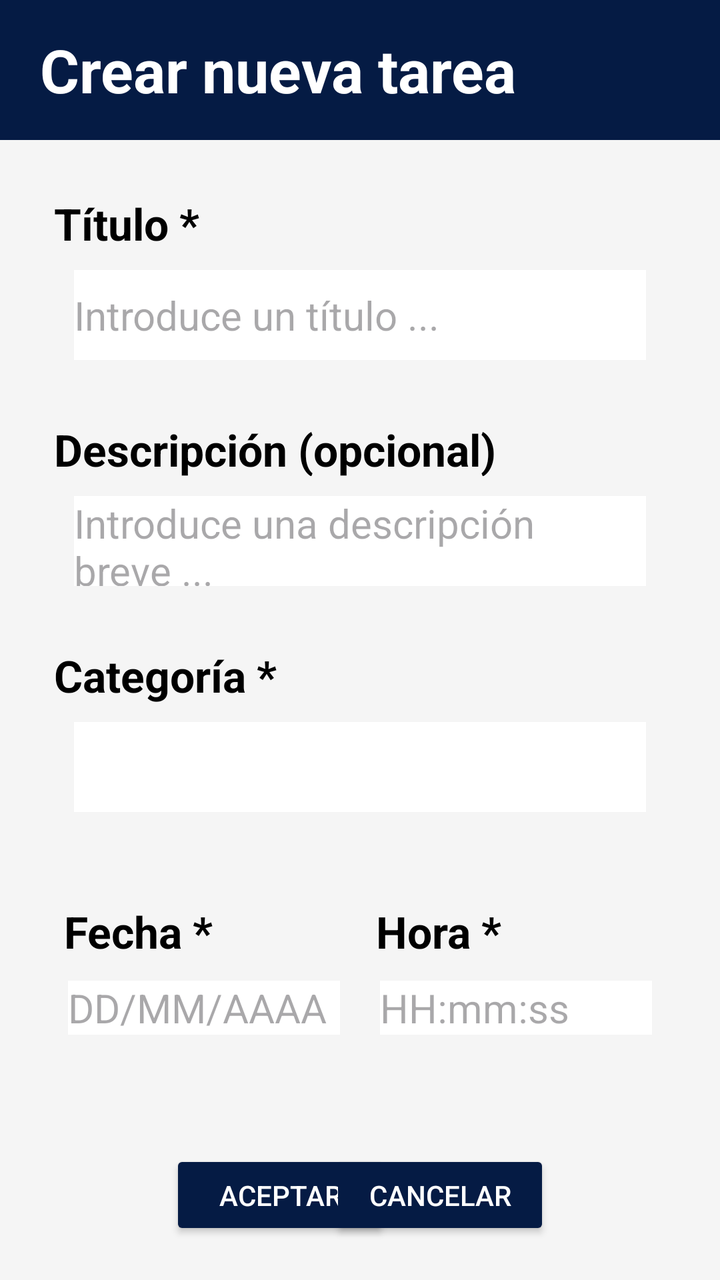
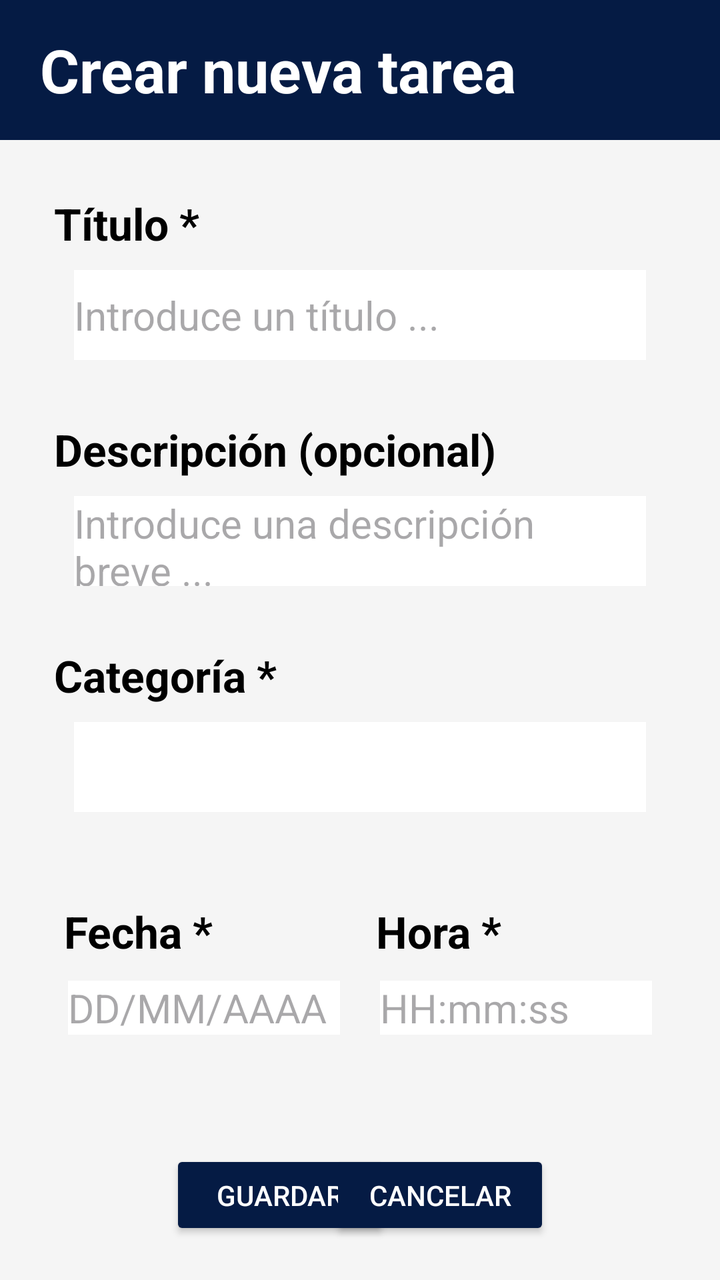

The first picture is an Android layout as it rendered before a commit; the second is the same layout after the commit. The layout source and the unified diff follow.
<!-- AndroidManifest.xml: application theme Theme.ToDoAgenda -->
<!-- res/layout/second_activity.xml -->
<?xml version="1.0" encoding="utf-8"?>
<androidx.constraintlayout.widget.ConstraintLayout xmlns:android="http://schemas.android.com/apk/res/android"
    xmlns:app="http://schemas.android.com/apk/res-auto"
    xmlns:tools="http://schemas.android.com/tools"
    android:id="@+id/contenedor_principal"
    android:layout_width="match_parent"
    android:layout_height="match_parent"
    android:background="@color/light_grey"
    tools:context=".MainActivity">

    <LinearLayout
        android:id="@+id/lyt_encabezado"
        android:layout_width="0dp"
        android:layout_height="70dp"
        android:gravity="center_vertical"
        android:background="@color/navy_blue"
        android:padding="5dp"
        android:orientation="horizontal"
        app:layout_constraintTop_toTopOf="parent"
        app:layout_constraintStart_toStartOf="parent"
        app:layout_constraintEnd_toEndOf="parent" >

        <TextView
            android:id="@+id/txt_app_name"
            android:layout_width="0dp"
            android:layout_height="wrap_content"
            android:layout_marginStart="15dp"
            android:layout_weight="1"
            android:layout_gravity="center"
            android:text="@string/txt_titulo"
            android:textColor="@color/white"
            android:textSize="30sp"
            android:textStyle="bold">
        </TextView>

        <Button
            android:id="@+id/btn_menu"
            android:layout_width="60dp"
            android:layout_height="60dp"
            android:layout_marginStart="12dp"
            android:background="@color/transparent"
            app:icon="@drawable/ic_salir"
            app:iconGravity="textStart"
            app:iconSize="40dp"
            app:iconPadding="0dp" />

    </LinearLayout>

    <LinearLayout
        android:id="@+id/lyt_formulario"
        android:layout_width="0dp"
        android:layout_height="wrap_content"
        android:padding="12dp"
        android:background="@color/light_grey"
        android:orientation="vertical"
        app:layout_constraintTop_toBottomOf="@+id/lyt_encabezado"
        app:layout_constraintStart_toStartOf="parent"
        app:layout_constraintEnd_toEndOf="parent">

        <TextView
            android:id="@+id/txt_titulo"
            android:layout_width="match_parent"
            android:layout_height="28dp"
            android:layout_marginStart="15dp"
            android:layout_marginEnd="15dp"
            android:layout_marginTop="15dp"
            android:layout_marginBottom="10dp"
            android:text="@string/txt_titulo_tarea"
            android:textSize="22sp"
            android:textStyle="bold"
            android:textColor="@color/black"/>

        <EditText
            android:id="@+id/etxt_titulo"
            android:layout_width="match_parent"
            android:layout_height="45dp"
            android:layout_marginStart="25dp"
            android:layout_marginEnd="25dp"
            android:layout_marginBottom="15dp"
            android:background="@color/white"
            android:hint="@string/etxt_titulo"
            android:textSize="20sp" />

        <TextView
            android:id="@+id/txt_descripcion"
            android:layout_width="match_parent"
            android:layout_height="28dp"
            android:layout_marginStart="15dp"
            android:layout_marginEnd="15dp"
            android:layout_marginTop="15dp"
            android:layout_marginBottom="10dp"
            android:text="@string/txt_descripcion"
            android:textSize="22sp"
            android:textStyle="bold"
            android:textColor="@color/black"/>

        <EditText
            android:id="@+id/etxt_descripcion"
            android:layout_width="match_parent"
            android:layout_height="45dp"
            android:layout_marginStart="25dp"
            android:layout_marginEnd="25dp"
            android:layout_marginBottom="15dp"
            android:background="@color/white"
            android:hint="@string/etxt_descripcion"
            android:textSize="20sp" />

        <TextView
            android:id="@+id/txt_categoria"
            android:layout_width="match_parent"
            android:layout_height="28dp"
            android:layout_marginStart="15dp"
            android:layout_marginEnd="15dp"
            android:layout_marginTop="15dp"
            android:layout_marginBottom="10dp"
            android:text="@string/txt_categoria"
            android:textSize="22sp"
            android:textStyle="bold"
            android:textColor="@color/black"/>

        <Spinner
            android:id="@+id/etxt_categoria"
            android:layout_width="match_parent"
            android:layout_height="45dp"
            android:layout_marginStart="25dp"
            android:layout_marginEnd="25dp"
            android:layout_marginBottom="15dp"
            android:background="@color/white"/>


        <LinearLayout
            android:id="@+id/lyt_contenedor_calendario"
            android:layout_width="match_parent"
            android:layout_height="wrap_content"
            android:layout_marginTop="15dp"
            android:layout_marginStart="12dp"
            android:layout_marginEnd="12dp"
            android:orientation="horizontal" >

            <LinearLayout
                android:layout_width="0dp"
                android:layout_height="wrap_content"
                android:layout_weight="1"
                android:orientation="vertical" >

                <TextView
                    android:id="@+id/txt_fecha"
                    android:layout_width="match_parent"
                    android:layout_height="wrap_content"
                    android:layout_marginStart="8dp"
                    android:layout_marginEnd="15dp"
                    android:layout_marginTop="15dp"
                    android:layout_marginBottom="10dp"
                    android:text="Fecha *"
                    android:textSize="22sp"
                    android:textStyle="bold"
                    android:textColor="@color/black" />

                <EditText
                    android:id="@+id/etxt_fecha"
                    android:layout_width="match_parent"
                    android:layout_height="wrap_content"
                    android:layout_marginStart="10dp"
                    android:layout_marginEnd="10dp"
                    android:background="@color/white"
                    android:hint="@string/etxt_fecha"
                    android:textSize="20sp" />

            </LinearLayout>

            <LinearLayout
                android:layout_width="0dp"
                android:layout_height="wrap_content"
                android:layout_weight="1"
                android:orientation="vertical" >

                <TextView
                    android:id="@+id/txt_hora"
                    android:layout_width="match_parent"
                    android:layout_height="wrap_content"
                    android:layout_marginStart="8dp"
                    android:layout_marginEnd="15dp"
                    android:layout_marginTop="15dp"
                    android:layout_marginBottom="10dp"
                    android:text="@string/txt_titulo_hora"
                    android:textSize="22sp"
                    android:textStyle="bold"
                    android:textColor="@color/black" />

                <EditText
                    android:id="@+id/etxt_hora"
                    android:layout_width="match_parent"
                    android:layout_height="wrap_content"
                    android:layout_marginStart="10dp"
                    android:layout_marginEnd="10dp"
                    android:background="@color/white"
                    android:hint="@string/etxt_hora"
                    android:textSize="20sp" />

            </LinearLayout>

        </LinearLayout>

    </LinearLayout>

    <Button
        android:id="@+id/btn_aceptar"
        android:layout_width="110dp"
        android:layout_height="45dp"
        android:layout_marginStart="85dp"
        android:layout_marginBottom="20dp"
        android:text="@string/txt_aceptar"
        android:textColor="@color/white"
        android:backgroundTint="@color/navy_blue"
        app:layout_constraintBottom_toBottomOf="parent"
        app:layout_constraintStart_toStartOf="parent" />

    <Button
        android:id="@+id/btn_cancelar"
        android:layout_width="110dp"
        android:layout_height="45dp"
        android:layout_marginEnd="85dp"
        android:layout_marginBottom="20dp"
        android:text="Cancelar"
        android:textColor="@color/white"
        android:backgroundTint="@color/navy_blue"
        app:layout_constraintBottom_toBottomOf="parent"
        app:layout_constraintEnd_toEndOf="parent" />

</androidx.constraintlayout.widget.ConstraintLayout>
<!-- resources referenced by this layout -->
<resources>
  <color name="black">#000000</color>
  <color name="light_grey">#F5F5F5</color>
  <color name="navy_blue">#051B44</color>
  <color name="transparent">#00000000</color>
  <color name="white">#FFFFFF</color>
  <!-- drawable ic_salir (drawable) -->
  <vector xmlns:android="http://schemas.android.com/apk/res/android"
      android:width="512dp"
      android:height="512dp"
      android:viewportWidth="512"
      android:viewportHeight="512">
    <path
        android:pathData="M259.44,261.22m-216.78,0a216.78,216.78 0,1 1,433.57 0a216.78,216.78 0,1 1,-433.57 0"
        android:strokeWidth="15"
        android:fillColor="#00000000"
        android:strokeColor="#ffffff"
        android:strokeLineCap="round"/>
    <path
        android:pathData="M176.96,246.63L283.49,137.66A19.75,19.75 89.35,0 1,311.41 137.34L315.08,140.93A19.75,19.75 89.35,0 1,315.4 168.85L208.87,277.83A19.75,19.75 89.35,0 1,180.94 278.14L177.27,274.55A19.75,19.75 89.35,0 1,176.96 246.63z"
        android:strokeWidth="2.99"
        android:fillColor="#ffffff"
        android:strokeColor="#00000000"
        android:strokeLineCap="round"/>
    <path
        android:pathData="M208.37,243.14L317.34,349.68A19.75,19.75 89.35,0 1,317.66 377.6L314.07,381.27A19.75,19.75 89.35,0 1,286.15 381.59L177.18,275.05A19.75,19.75 89.35,0 1,176.86 247.13L180.45,243.46A19.75,19.75 89.35,0 1,208.37 243.14z"
        android:strokeWidth="2.99"
        android:fillColor="#ffffff"
        android:strokeColor="#00000000"
        android:strokeLineCap="round"/>
  </vector>
  <string name="etxt_descripcion">Introduce una descripción breve ...</string>
  <string name="etxt_fecha">DD/MM/AAAA</string>
  <string name="etxt_hora">HH:mm:ss</string>
  <string name="etxt_titulo">Introduce un título ...</string>
  <string name="txt_aceptar">Aceptar</string>
  <string name="txt_categoria">Categoría *</string>
  <string name="txt_descripcion">Descripción (opcional)</string>
  <string name="txt_titulo">Crear nueva tarea</string>
  <string name="txt_titulo_hora">Hora *</string>
  <string name="txt_titulo_tarea">Título *</string>
  <style name="Theme.ToDoAgenda" parent="Base.Theme.ToDoAgenda" />
  <style name="Base.Theme.ToDoAgenda" parent="Theme.Material3.DayNight.NoActionBar">
          
          
      </style>
</resources>

<!-- the commit's change to res/layout/second_activity.xml (unified diff, before → after) -->
@@ -21,7 +21,7 @@
         app:layout_constraintEnd_toEndOf="parent" >
 
         <TextView
-            android:id="@+id/txt_app_name"
+            android:id="@+id/txt_titulo_formulario"
             android:layout_width="0dp"
             android:layout_height="wrap_content"
             android:layout_marginStart="15dp"
@@ -34,7 +34,7 @@
         </TextView>
 
         <Button
-            android:id="@+id/btn_menu"
+            android:id="@+id/btn_volver"
             android:layout_width="60dp"
             android:layout_height="60dp"
             android:layout_marginStart="12dp"
@@ -204,12 +204,12 @@
     </LinearLayout>
 
     <Button
-        android:id="@+id/btn_aceptar"
+        android:id="@+id/btn_guardar"
         android:layout_width="110dp"
         android:layout_height="45dp"
         android:layout_marginStart="85dp"
         android:layout_marginBottom="20dp"
-        android:text="@string/txt_aceptar"
+        android:text="@string/txt_guardar"
         android:textColor="@color/white"
         android:backgroundTint="@color/navy_blue"
         app:layout_constraintBottom_toBottomOf="parent"
<!-- resource entries referenced after the edit -->
@@ -34,9 +34,9 @@
   <string name="etxt_fecha">DD/MM/AAAA</string>
   <string name="etxt_hora">HH:mm:ss</string>
   <string name="etxt_titulo">Introduce un título ...</string>
-  <string name="txt_aceptar">Aceptar</string>
   <string name="txt_categoria">Categoría *</string>
   <string name="txt_descripcion">Descripción (opcional)</string>
+  <string name="txt_guardar">Guardar</string>
   <string name="txt_titulo">Crear nueva tarea</string>
   <string name="txt_titulo_hora">Hora *</string>
   <string name="txt_titulo_tarea">Título *</string>
